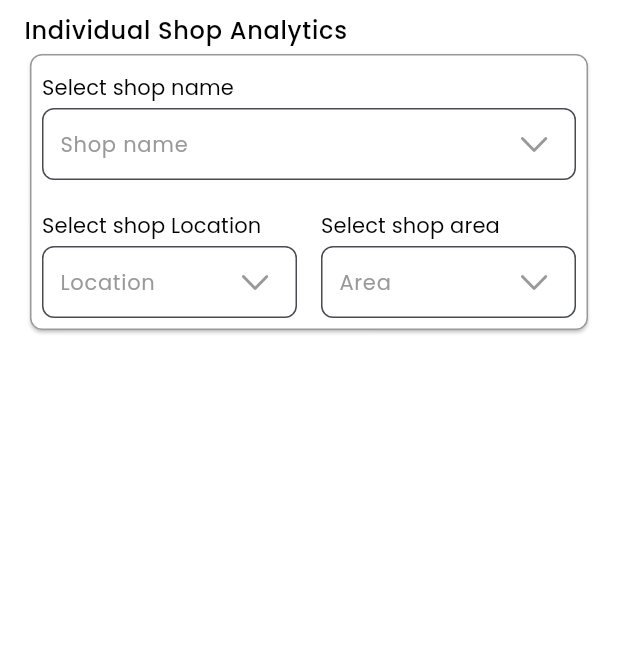
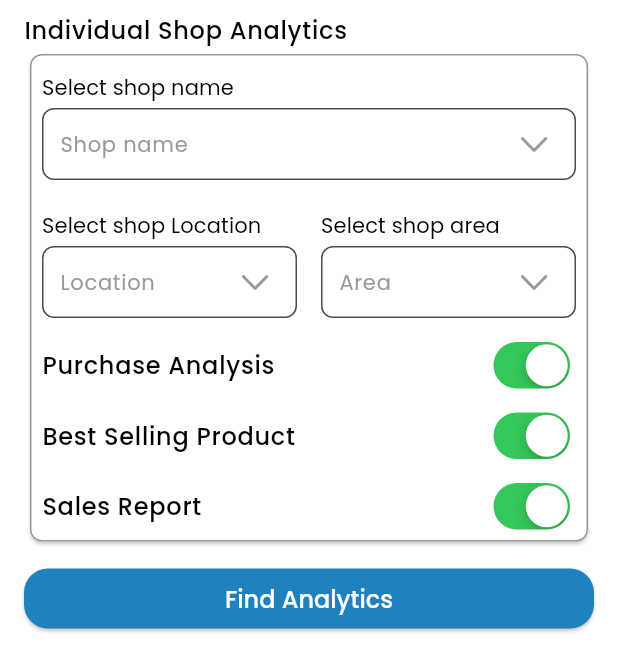
Before and after one commit to smokinthunder/sales_manager, a Flutter app: the IndividualAnalyticsScreen screen opened directly, on a phone screen of 412 x 824 dp. Shown: the top 671 px of the screen. Run offline on Flutter 3.47's test engine with Material 3 defaults, Android fonts, the phone set to English and light mode, and no system bars; our stand-ins replace another_flushbar, flutter_riverpod, go_router, google_fonts, riverpod_annotation; accounts and stored records are empty; generated files the repository leaves out were written again.

Commit message:
added fl_chart

```diff
--- a/frontend/lib/ui/executive/analytics/individual_analytics.dart
+++ b/frontend/lib/ui/executive/analytics/individual_analytics.dart
@@ -117,10 +117,50 @@ class _IndividualAnalyticsScreenState extends State<IndividualAnalyticsScreen> {
                             ),
                           ],
                         ),
+                        _buildSwitchRow(
+                          textTheme,
+                          "Purchase Analysis",
+                          purchaseAnalysis,
+                          (value) {
+                            setState(() {
+                              purchaseAnalysis = value;
+                            });
+                          },
+                        ),
+                        _buildSwitchRow(
+                          textTheme,
+                          "Best Selling Product",
+                          bestSelling,
+                          (value) {
+                            setState(() {
+                              bestSelling = value;
+                            });
+                          },
+                        ),
+                        _buildSwitchRow(
+                          textTheme,
+                          "Sales Report",
+                          salesReport,
+                          (value) {
+                            setState(() {
+                              salesReport = value;
+                            });
+                          },
+                        ),
                       ],
                     ),
                   );
                 },
+              ),
+              Container(
+                margin: EdgeInsets.symmetric(vertical: 10),
+                width: double.infinity,
+                child: ElevatedButton(
+                  onPressed: () {
+                    //TODO
+                  },
+                  child: Text("Find Analytics"),
+                ),
               ),
             ],
           ),
@@ -128,4 +168,22 @@ class _IndividualAnalyticsScreenState extends State<IndividualAnalyticsScreen> {
       ),
     );
   }
+
+  Padding _buildSwitchRow(
+    TextTheme textTheme,
+    String title,
+    bool value,
+    void Function(bool value)? onChanged,
+  ) {
+    return Padding(
+      padding: const EdgeInsets.symmetric(horizontal: 8.0, vertical: 4),
+      child: Row(
+        children: [
+          Text(title, style: textTheme.bodyLarge),
+          Spacer(),
+          CupertinoSwitch(value: value, onChanged: onChanged),
+        ],
+      ),
+    );
+  }
 }
--- a/frontend/pubspec.yaml
+++ b/frontend/pubspec.yaml
@@ -44,6 +44,7 @@ dependencies:
   riverpod_annotation: ^2.6.1
   another_flushbar: ^1.12.30
   intl: ^0.20.2
+  fl_chart: ^1.0.0
 
 dev_dependencies:
   flutter_test:
```
Also changed, not shown: frontend/pubspec.lock.
